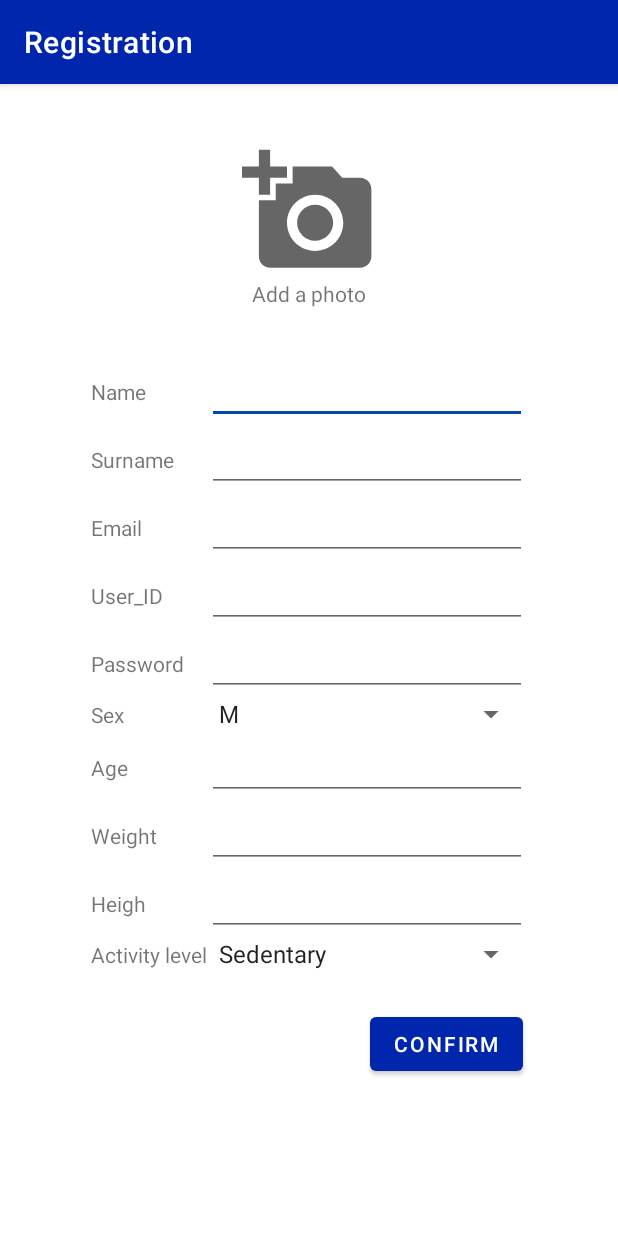
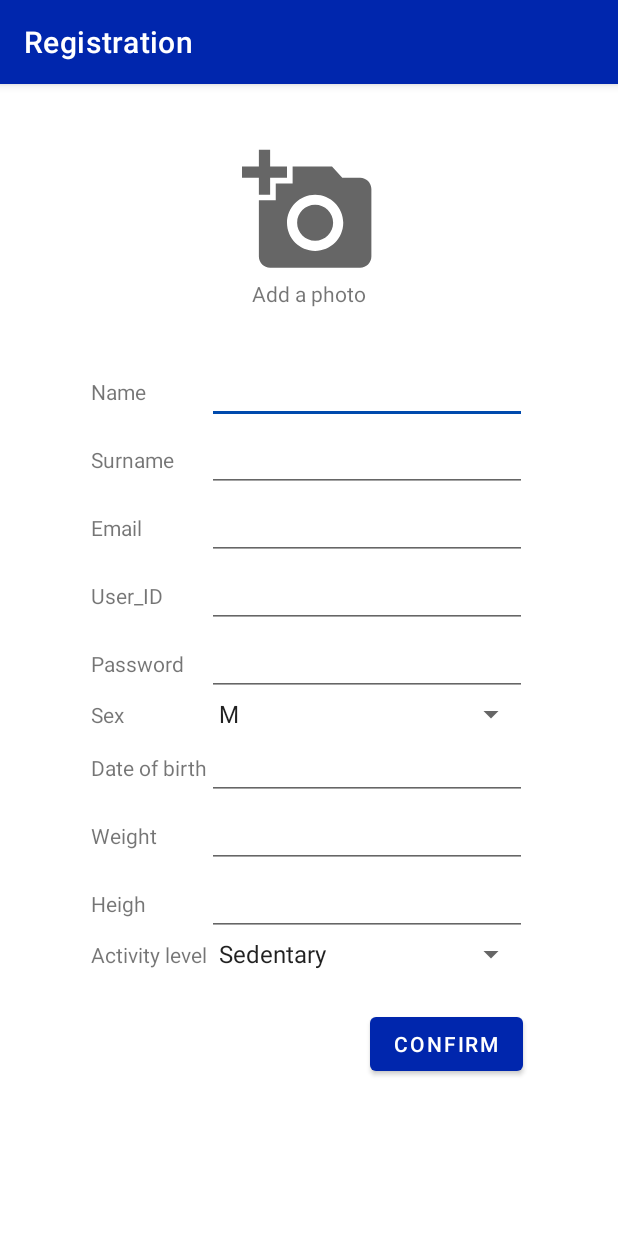
Before and after one commit to GioRigamonti/MyFITapp, an Android app: the Registration screen opened directly, with no data from a screen before it, on a phone screen of 412 x 824 dp. Run offline under Robolectric (Android 15) with nearby library versions, the light colour scheme and no system bars.

Commit message:
Update content_registration.xml

```diff
--- a/MyFITapp/app/src/main/res/layout/content_registration.xml
+++ b/MyFITapp/app/src/main/res/layout/content_registration.xml
@@ -166,7 +166,7 @@
                 android:id="@+id/age"
                 android:layout_width="wrap_content"
                 android:layout_height="wrap_content"
-                android:text="@string/age" />
+                android:text="@string/date_of_birth" />
 
             <EditText
                 android:id="@+id/input_date"
```
